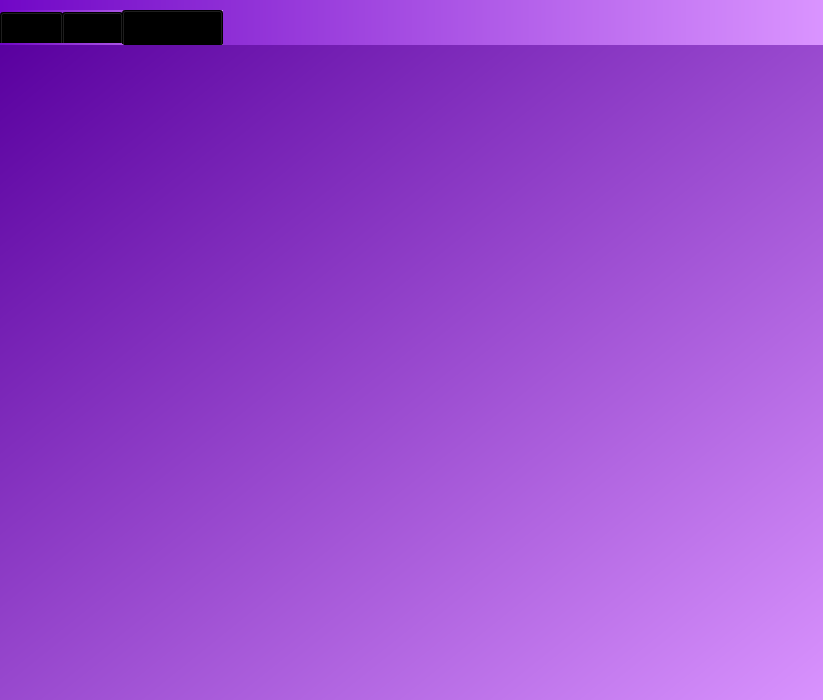
artemdmitrievich/Myparser, file parser_gui_test.ui: the form before one commit.
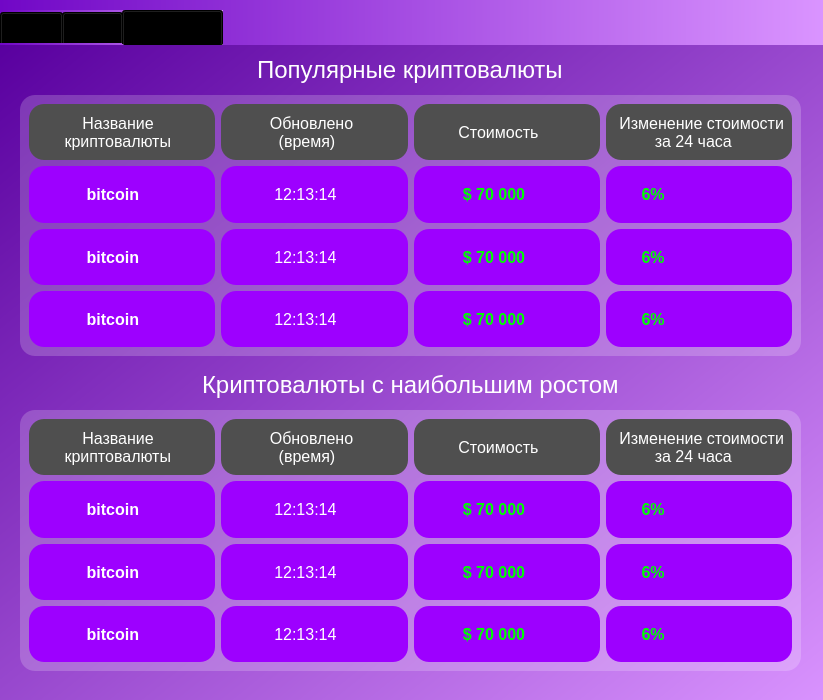
The form after the commit. The open tabs and pages were chosen to show the change. Icons and pictures are not drawn.

Commit message: Сделал кнопки с ссылками в footer на странице main, сделал иконку coin, сделал описание в footer. Создал gui additional page. И прочие небольшие изменения.

Patch:
```diff
--- a/parser_gui_test.ui
+++ b/parser_gui_test.ui
@@ -623,6 +623,690 @@
      <attribute name="title">
       <string>Additional</string>
      </attribute>
+     <widget class="QLabel" name="Popular_text_label">
+      <property name="geometry">
+       <rect>
+        <x>257</x>
+        <y>10</y>
+        <width>311</width>
+        <height>30</height>
+       </rect>
+      </property>
+      <property name="styleSheet">
+       <string notr="true">color: rgb(255,255,255);
+font-size: 24px;
+background: rgba(255,255,255,0);</string>
+      </property>
+      <property name="text">
+       <string>Популярные криптовалюты</string>
+      </property>
+     </widget>
+     <widget class="QLabel" name="Max_growth_text_label">
+      <property name="geometry">
+       <rect>
+        <x>202</x>
+        <y>325</y>
+        <width>421</width>
+        <height>30</height>
+       </rect>
+      </property>
+      <property name="styleSheet">
+       <string notr="true">color: rgb(255,255,255);
+font-size: 24px;
+background: rgba(255,255,255,0);</string>
+      </property>
+      <property name="text">
+       <string>Криптовалюты с наибольшим ростом</string>
+      </property>
+     </widget>
+     <widget class="QPushButton" name="Popular_Icon_Button_1">
+      <property name="geometry">
+       <rect>
+        <x>700</x>
+        <y>126</y>
+        <width>40</width>
+        <height>40</height>
+       </rect>
+      </property>
+      <property name="styleSheet">
+       <string notr="true">background: rgb(255,255,255,0)</string>
+      </property>
+      <property name="text">
+       <string/>
+      </property>
+      <property name="icon">
+       <iconset resource="resource.qrc">
+        <normaloff>:/icons/icons/trending_up.png</normaloff>:/icons/icons/trending_up.png</iconset>
+      </property>
+      <property name="iconSize">
+       <size>
+        <width>40</width>
+        <height>40</height>
+       </size>
+      </property>
+     </widget>
+     <widget class="QPushButton" name="Popular_Icon_Button_2">
+      <property name="geometry">
+       <rect>
+        <x>700</x>
+        <y>194</y>
+        <width>40</width>
+        <height>40</height>
+       </rect>
+      </property>
+      <property name="styleSheet">
+       <string notr="true">background: rgb(255,255,255,0)</string>
+      </property>
+      <property name="text">
+       <string/>
+      </property>
+      <property name="icon">
+       <iconset resource="resource.qrc">
+        <normaloff>:/icons/icons/trending_up.png</normaloff>:/icons/icons/trending_up.png</iconset>
+      </property>
+      <property name="iconSize">
+       <size>
+        <width>40</width>
+        <height>40</height>
+       </size>
+      </property>
+     </widget>
+     <widget class="QPushButton" name="Popular_Icon_Button_3">
+      <property name="geometry">
+       <rect>
+        <x>700</x>
+        <y>260</y>
+        <width>40</width>
+        <height>40</height>
+       </rect>
+      </property>
+      <property name="styleSheet">
+       <string notr="true">background: rgb(255,255,255,0)</string>
+      </property>
+      <property name="text">
+       <string/>
+      </property>
+      <property name="icon">
+       <iconset resource="resource.qrc">
+        <normaloff>:/icons/icons/trending_up.png</normaloff>:/icons/icons/trending_up.png</iconset>
+      </property>
+      <property name="iconSize">
+       <size>
+        <width>40</width>
+        <height>40</height>
+       </size>
+      </property>
+     </widget>
+     <widget class="QFrame" name="Main_max_growth_crypto_Frame">
+      <property name="geometry">
+       <rect>
+        <x>20</x>
+        <y>365</y>
+        <width>781</width>
+        <height>261</height>
+       </rect>
+      </property>
+      <property name="styleSheet">
+       <string notr="true">background: rgba(255,255,255, 50);
+border-radius: 15px;</string>
+      </property>
+      <layout class="QVBoxLayout" name="verticalLayout_5">
+       <item>
+        <layout class="QHBoxLayout" name="Max_growth_column_horizontal_Layout">
+         <item>
+          <widget class="QLabel" name="Max_growth_column_name_label">
+           <property name="styleSheet">
+            <string notr="true">color: rgb(255,255,255);
+font-size: 16px;
+background-color: rgb(79, 79, 79);
+</string>
+           </property>
+           <property name="text">
+            <string>            Название
+        криптовалюты</string>
+           </property>
+          </widget>
+         </item>
+         <item>
+          <widget class="QLabel" name="Max_growth_column_time_label">
+           <property name="styleSheet">
+            <string notr="true">color: rgb(255,255,255);
+font-size: 16px;
+background-color: rgb(79, 79, 79);
+</string>
+           </property>
+           <property name="text">
+            <string>           Обновлено
+             (время)</string>
+           </property>
+          </widget>
+         </item>
+         <item>
+          <widget class="QLabel" name="Max_growth_column_cost_label">
+           <property name="styleSheet">
+            <string notr="true">color: rgb(255,255,255);
+font-size: 16px;
+background-color: rgb(79, 79, 79);</string>
+           </property>
+           <property name="text">
+            <string>          Стоимость</string>
+           </property>
+          </widget>
+         </item>
+         <item>
+          <widget class="QLabel" name="Max_growth_column_change_label">
+           <property name="styleSheet">
+            <string notr="true">color: rgb(255,255,255);
+font-size: 16px;
+background-color: rgb(79, 79, 79);</string>
+           </property>
+           <property name="text">
+            <string>   Изменение стоимости
+           за 24 часа</string>
+           </property>
+          </widget>
+         </item>
+        </layout>
+       </item>
+       <item>
+        <layout class="QHBoxLayout" name="Max_growth_horizontal_Layout_1">
+         <item>
+          <widget class="QLabel" name="Max_growth_name_label_1">
+           <property name="styleSheet">
+            <string notr="true">color: rgb(255,255,255);
+font-size: 16px;
+font-weight: bold;
+background-color: rgb(157, 0, 255);</string>
+           </property>
+           <property name="text">
+            <string>             bitcoin</string>
+           </property>
+          </widget>
+         </item>
+         <item>
+          <widget class="QLabel" name="Max_growth_time_label_1">
+           <property name="styleSheet">
+            <string notr="true">color: rgb(255,255,255);
+font-size: 16px;
+background-color: rgb(157, 0, 255);</string>
+           </property>
+           <property name="text">
+            <string>            12:13:14</string>
+           </property>
+          </widget>
+         </item>
+         <item>
+          <widget class="QLabel" name="Max_growth_cost_label_1">
+           <property name="styleSheet">
+            <string notr="true">color: rgb(0,255,0);
+font-size: 16px;
+font-weight: bold;
+background-color: rgb(157, 0, 255);</string>
+           </property>
+           <property name="text">
+            <string>           $ 70 000</string>
+           </property>
+          </widget>
+         </item>
+         <item>
+          <widget class="QLabel" name="Max_growth_change_label_1">
+           <property name="styleSheet">
+            <string notr="true">color: rgb(0,255,0);
+font-size: 16px;
+font-weight: bold;
+background-color: rgb(157, 0, 255);</string>
+           </property>
+           <property name="text">
+            <string>        6%</string>
+           </property>
+          </widget>
+         </item>
+        </layout>
+       </item>
+       <item>
+        <layout class="QHBoxLayout" name="Max_growth_horizontal_Layout_2">
+         <item>
+          <widget class="QLabel" name="Max_growth_name_label_2">
+           <property name="styleSheet">
+            <string notr="true">color: rgb(255,255,255);
+font-size: 16px;
+font-weight: bold;
+background-color: rgb(157, 0, 255);</string>
+           </property>
+           <property name="text">
+            <string>             bitcoin</string>
+           </property>
+          </widget>
+         </item>
+         <item>
+          <widget class="QLabel" name="Max_growth_time_label_2">
+           <property name="styleSheet">
+            <string notr="true">color: rgb(255,255,255);
+font-size: 16px;
+background-color: rgb(157, 0, 255);</string>
+           </property>
+           <property name="text">
+            <string>            12:13:14</string>
+           </property>
+          </widget>
+         </item>
+         <item>
+          <widget class="QLabel" name="Max_growth_cost_label_2">
+           <property name="styleSheet">
+            <string notr="true">color: rgb(0,255,0);
+font-size: 16px;
+font-weight: bold;
+background-color: rgb(157, 0, 255);</string>
+           </property>
+           <property name="text">
+            <string>           $ 70 000</string>
+           </property>
+          </widget>
+         </item>
+         <item>
+          <widget class="QLabel" name="Max_growth_change_label_2">
+           <property name="styleSheet">
+            <string notr="true">color: rgb(0,255,0);
+font-size: 16px;
+font-weight: bold;
+background-color: rgb(157, 0, 255);</string>
+           </property>
+           <property name="text">
+            <string>        6%</string>
+           </property>
+          </widget>
+         </item>
+        </layout>
+       </item>
+       <item>
+        <layout class="QHBoxLayout" name="Max_growth_horizontal_Layout_3">
+         <item>
+          <widget class="QLabel" name="Max_growth_name_label_3">
+           <property name="styleSheet">
+            <string notr="true">color: rgb(255,255,255);
+font-size: 16px;
+font-weight: bold;
+background-color: rgb(157, 0, 255);</string>
+           </property>
+           <property name="text">
+            <string>             bitcoin</string>
+           </property>
+          </widget>
+         </item>
+         <item>
+          <widget class="QLabel" name="Max_growth_time_label_3">
+           <property name="styleSheet">
+            <string notr="true">color: rgb(255,255,255);
+font-size: 16px;
+background-color: rgb(157, 0, 255);</string>
+           </property>
+           <property name="text">
+            <string>            12:13:14</string>
+           </property>
+          </widget>
+         </item>
+         <item>
+          <widget class="QLabel" name="Max_growth_cost_label_3">
+           <property name="styleSheet">
+            <string notr="true">color: rgb(0,255,0);
+font-size: 16px;
+font-weight: bold;
+background-color: rgb(157, 0, 255);</string>
+           </property>
+           <property name="text">
+            <string>           $ 70 000</string>
+           </property>
+          </widget>
+         </item>
+         <item>
+          <widget class="QLabel" name="Max_growth_change_label_3">
+           <property name="styleSheet">
+            <string notr="true">color: rgb(0,255,0);
+font-size: 16px;
+font-weight: bold;
+background-color: rgb(157, 0, 255);</string>
+           </property>
+           <property name="text">
+            <string>        6%</string>
+           </property>
+          </widget>
+         </item>
+        </layout>
+       </item>
+      </layout>
+     </widget>
+     <widget class="QPushButton" name="Max_growth_Icon_Button_1">
+      <property name="geometry">
+       <rect>
+        <x>700</x>
+        <y>444</y>
+        <width>40</width>
+        <height>40</height>
+       </rect>
+      </property>
+      <property name="styleSheet">
+       <string notr="true">background: rgb(255,255,255,0)</string>
+      </property>
+      <property name="text">
+       <string/>
+      </property>
+      <property name="icon">
+       <iconset resource="resource.qrc">
+        <normaloff>:/icons/icons/trending_up.png</normaloff>:/icons/icons/trending_up.png</iconset>
+      </property>
+      <property name="iconSize">
+       <size>
+        <width>40</width>
+        <height>40</height>
+       </size>
+      </property>
+     </widget>
+     <widget class="QPushButton" name="Max_growth_Icon_Button_2">
+      <property name="geometry">
+       <rect>
+        <x>700</x>
+        <y>508</y>
+        <width>40</width>
+        <height>40</height>
+       </rect>
+      </property>
+      <property name="styleSheet">
+       <string notr="true">background: rgb(255,255,255,0)</string>
+      </property>
+      <property name="text">
+       <string/>
+      </property>
+      <property name="icon">
+       <iconset resource="resource.qrc">
+        <normaloff>:/icons/icons/trending_up.png</normaloff>:/icons/icons/trending_up.png</iconset>
+      </property>
+      <property name="iconSize">
+       <size>
+        <width>40</width>
+        <height>40</height>
+       </size>
+      </property>
+     </widget>
+     <widget class="QPushButton" name="Max_growth_Icon_Button_3">
+      <property name="geometry">
+       <rect>
+        <x>700</x>
+        <y>569</y>
+        <width>40</width>
+        <height>40</height>
+       </rect>
+      </property>
+      <property name="styleSheet">
+       <string notr="true">background: rgb(255,255,255,0)</string>
+      </property>
+      <property name="text">
+       <string/>
+      </property>
+      <property name="icon">
+       <iconset resource="resource.qrc">
+        <normaloff>:/icons/icons/trending_up.png</normaloff>:/icons/icons/trending_up.png</iconset>
+      </property>
+      <property name="iconSize">
+       <size>
+        <width>40</width>
+        <height>40</height>
+       </size>
+      </property>
+     </widget>
+     <widget class="QFrame" name="Main_popular_crypto_Frame">
+      <property name="geometry">
+       <rect>
+        <x>20</x>
+        <y>50</y>
+        <width>781</width>
+        <height>261</height>
+       </rect>
+      </property>
+      <property name="styleSheet">
+       <string notr="true">background: rgba(255,255,255, 50);
+border-radius: 15px;</string>
+      </property>
+      <layout class="QVBoxLayout" name="verticalLayout_2">
+       <item>
+        <layout class="QHBoxLayout" name="Popular_column_horizontalLayout">
+         <item>
+          <widget class="QLabel" name="Popular_column_name_label">
+           <property name="styleSheet">
+            <string notr="true">color: rgb(255,255,255);
+font-size: 16px;
+background-color: rgb(79, 79, 79);
+</string>
+           </property>
+           <property name="text">
+            <string>            Название
+        криптовалюты</string>
+           </property>
+          </widget>
+         </item>
+         <item>
+          <widget class="QLabel" name="Popular_column_time_label">
+           <property name="styleSheet">
+            <string notr="true">color: rgb(255,255,255);
+font-size: 16px;
+background-color: rgb(79, 79, 79);
+</string>
+           </property>
+           <property name="text">
+            <string>           Обновлено
+             (время)</string>
+           </property>
+          </widget>
+         </item>
+         <item>
+          <widget class="QLabel" name="Popular_column_cost_label">
+           <property name="styleSheet">
+            <string notr="true">color: rgb(255,255,255);
+font-size: 16px;
+background-color: rgb(79, 79, 79);</string>
+           </property>
+           <property name="text">
+            <string>          Стоимость</string>
+           </property>
+          </widget>
+         </item>
+         <item>
+          <widget class="QLabel" name="Popular_column_change_label">
+           <property name="styleSheet">
+            <string notr="true">color: rgb(255,255,255);
+font-size: 16px;
+background-color: rgb(79, 79, 79);</string>
+           </property>
+           <property name="text">
+            <string>   Изменение стоимости
+           за 24 часа</string>
+           </property>
+          </widget>
+         </item>
+        </layout>
+       </item>
+       <item>
+        <layout class="QHBoxLayout" name="Popular_horizontal_Layout_1">
+         <item>
+          <widget class="QLabel" name="Popular_name_label_1">
+           <property name="styleSheet">
+            <string notr="true">color: rgb(255,255,255);
+font-size: 16px;
+font-weight: bold;
+background-color: rgb(157, 0, 255);</string>
+           </property>
+           <property name="text">
+            <string>             bitcoin</string>
+           </property>
+          </widget>
+         </item>
+         <item>
+          <widget class="QLabel" name="Popular_time_label_1">
+           <property name="styleSheet">
+            <string notr="true">color: rgb(255,255,255);
+font-size: 16px;
+background-color: rgb(157, 0, 255);</string>
+           </property>
+           <property name="text">
+            <string>            12:13:14</string>
+           </property>
+          </widget>
+         </item>
+         <item>
+          <widget class="QLabel" name="Popular_cost_label_1">
+           <property name="styleSheet">
+            <string notr="true">color: rgb(0,255,0);
+font-size: 16px;
+font-weight: bold;
+background-color: rgb(157, 0, 255);</string>
+           </property>
+           <property name="text">
+            <string>           $ 70 000</string>
+           </property>
+          </widget>
+         </item>
+         <item>
+          <widget class="QLabel" name="Popular_change_label_1">
+           <property name="styleSheet">
+            <string notr="true">color: rgb(0,255,0);
+font-size: 16px;
+font-weight: bold;
+background-color: rgb(157, 0, 255);</string>
+           </property>
+           <property name="text">
+            <string>        6%</string>
+           </property>
+          </widget>
+         </item>
+        </layout>
+       </item>
+       <item>
+        <layout class="QHBoxLayout" name="Popular_horizontal_Layout_2">
+         <item>
+          <widget class="QLabel" name="Popular_name_label_2">
+           <property name="styleSheet">
+            <string notr="true">color: rgb(255,255,255);
+font-size: 16px;
+font-weight: bold;
+background-color: rgb(157, 0, 255);</string>
+           </property>
+           <property name="text">
+            <string>             bitcoin</string>
+           </property>
+          </widget>
+         </item>
+         <item>
+          <widget class="QLabel" name="Popular_time_label_2">
+           <property name="styleSheet">
+            <string notr="true">color: rgb(255,255,255);
+font-size: 16px;
+background-color: rgb(157, 0, 255);</string>
+           </property>
+           <property name="text">
+            <string>            12:13:14</string>
+           </property>
+          </widget>
+         </item>
+         <item>
+          <widget class="QLabel" name="Popular_cost_label_2">
+           <property name="styleSheet">
+            <string notr="true">color: rgb(0,255,0);
+font-size: 16px;
+font-weight: bold;
+background-color: rgb(157, 0, 255);</string>
+           </property>
+           <property name="text">
+            <string>           $ 70 000</string>
+           </property>
+          </widget>
+         </item>
+         <item>
+          <widget class="QLabel" name="Popular_change_label_2">
+           <property name="styleSheet">
+            <string notr="true">color: rgb(0,255,0);
+font-size: 16px;
+font-weight: bold;
+background-color: rgb(157, 0, 255);</string>
+           </property>
+           <property name="text">
+            <string>        6%</string>
+           </property>
+          </widget>
+         </item>
+        </layout>
+       </item>
+       <item>
+        <layout class="QHBoxLayout" name="Popular_horizontal_Layout_3">
+         <item>
+          <widget class="QLabel" name="Popular_name_label_3">
+           <property name="styleSheet">
+            <string notr="true">color: rgb(255,255,255);
+font-size: 16px;
+font-weight: bold;
+background-color: rgb(157, 0, 255);</string>
+           </property>
+           <property name="text">
+            <string>             bitcoin</string>
+           </property>
+          </widget>
+         </item>
+         <item>
+          <widget class="QLabel" name="Popular_time_label_3">
+           <property name="styleSheet">
+            <string notr="true">color: rgb(255,255,255);
+font-size: 16px;
+background-color: rgb(157, 0, 255);</string>
+           </property>
+           <property name="text">
+            <string>            12:13:14</string>
+           </property>
+          </widget>
+         </item>
+         <item>
+          <widget class="QLabel" name="Popular_cost_label_3">
+           <property name="styleSheet">
+            <string notr="true">color: rgb(0,255,0);
+font-size: 16px;
+font-weight: bold;
+background-color: rgb(157, 0, 255);</string>
+           </property>
+           <property name="text">
+            <string>           $ 70 000</string>
+           </property>
+          </widget>
+         </item>
+         <item>
+          <widget class="QLabel" name="Popular_change_label_3">
+           <property name="styleSheet">
+            <string notr="true">color: rgb(0,255,0);
+font-size: 16px;
+font-weight: bold;
+background-color: rgb(157, 0, 255);</string>
+           </property>
+           <property name="text">
+            <string>        6%</string>
+           </property>
+          </widget>
+         </item>
+        </layout>
+       </item>
+      </layout>
+     </widget>
+     <zorder>Popular_text_label</zorder>
+     <zorder>Max_growth_text_label</zorder>
+     <zorder>Popular_column_change_label</zorder>
+     <zorder>Popular_column_cost_label</zorder>
+     <zorder>Popular_column_time_label</zorder>
+     <zorder>Popular_column_name_label</zorder>
+     <zorder>layoutWidget</zorder>
+     <zorder>layoutWidget_2</zorder>
+     <zorder>layoutWidget_3</zorder>
+     <zorder>Main_max_growth_crypto_Frame</zorder>
+     <zorder>Popular_Icon_Button_1</zorder>
+     <zorder>Popular_Icon_Button_2</zorder>
+     <zorder>Popular_Icon_Button_3</zorder>
+     <zorder>Max_growth_Icon_Button_1</zorder>
+     <zorder>Max_growth_Icon_Button_2</zorder>
+     <zorder>Max_growth_Icon_Button_3</zorder>
     </widget>
    </widget>
   </widget>
```
Left out of the diff: 173 changed lines with no effect on the pictures. The commit also changes 5 other files.
